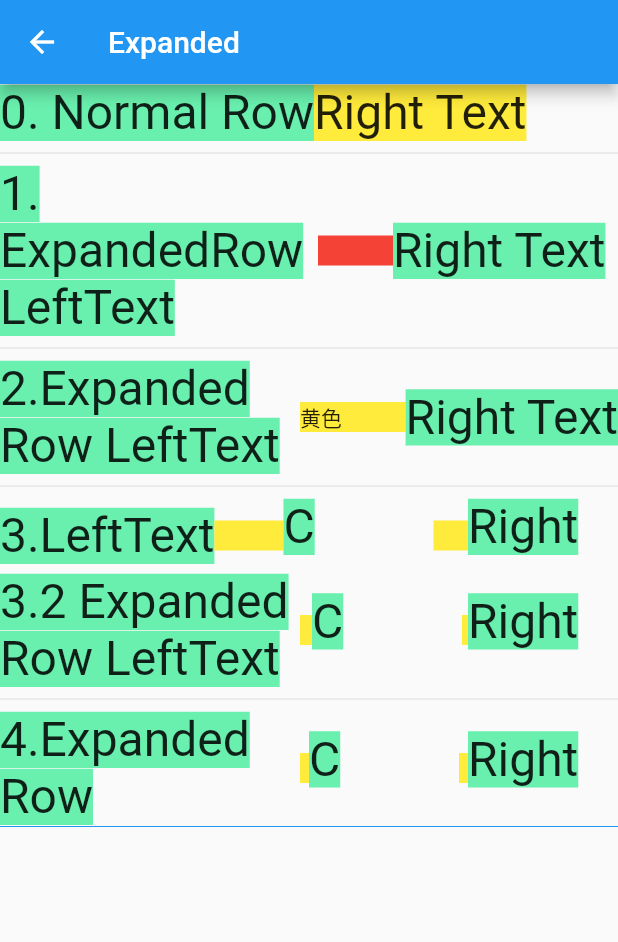
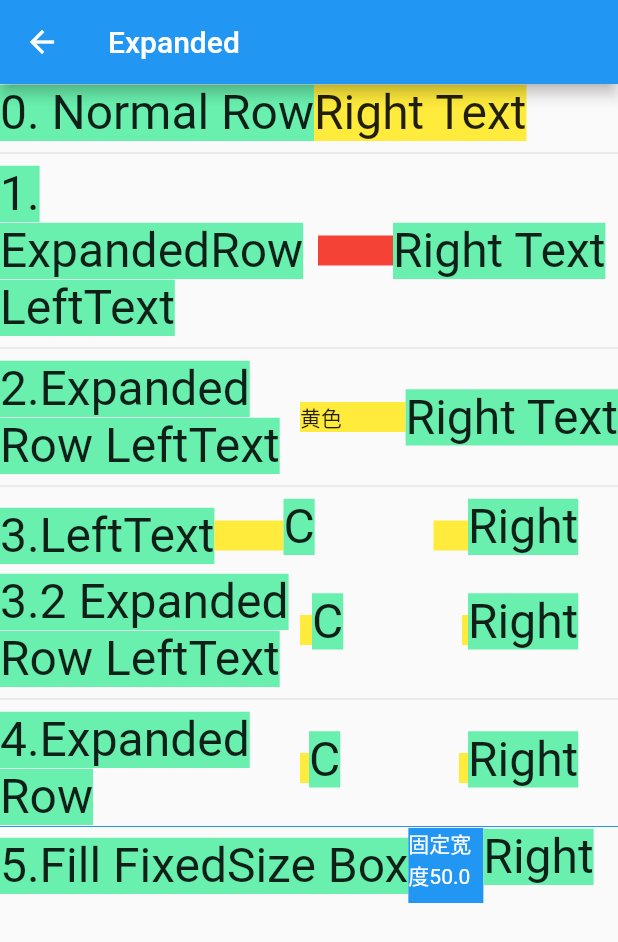
Before and after one commit to fluttercndev/FlutterLearningRecord, a Flutter app: the QiExpanded screen opened directly, on a phone screen of 412 x 824 dp. Shown: the top 942 px of the screen. Run offline on Flutter 3.47's test engine with Material 2 defaults, Android fonts, the phone set to English and light mode, and no system bars; our stand-ins replace dio.

Commit message:
添加SizedBox

```diff
--- a/flutter_tutorial/lib/Expanded/qi_expanded.dart
+++ b/flutter_tutorial/lib/Expanded/qi_expanded.dart
@@ -20,6 +20,7 @@ class QiExpanded extends StatelessWidget {
           _normalDivider(),
           _expandedRow4(),
           _sectionDivider(),
+          _fixedSizedBoxRow(),
         ],
       ),
     );
@@ -238,6 +239,41 @@ class QiExpanded extends StatelessWidget {
     );
   }
 
+  Row _fixedSizedBoxRow() {
+    return Row(
+      children: <Widget>[
+        Container(
+          child: Text(
+            '5.Fill FixedSize Box',
+            style:
+                TextStyle(fontSize: 32.0, backgroundColor: Colors.greenAccent),
+          ),
+        ),
+        SizedBox(
+          child: Container(
+            child: Text(
+              '固定宽度50.0',
+              style: TextStyle(color: Colors.white),
+            ),
+            width: 100.0,
+            height: 50.0,
+            decoration: BoxDecoration(color: Colors.blue),
+          ),
+          width: 50.0,
+        ),
+        Container(
+          width: 100.0,
+          height: 50.0,
+          child: Text(
+            'Right',
+            style:
+                TextStyle(fontSize: 32.0, backgroundColor: Colors.greenAccent),
+          ),
+        ),
+      ],
+    );
+  }
+
   Widget _normalDivider() {
     return Divider();
   }
```
